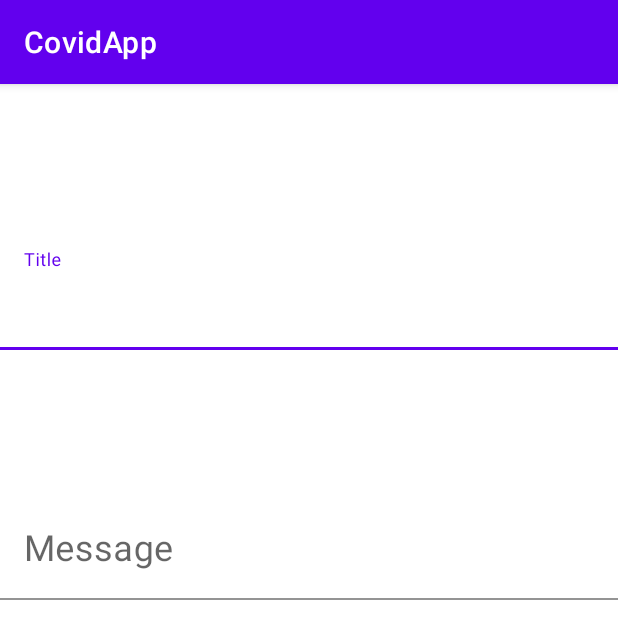
After one commit to head-org/android, an Android app: the layout full_screen_dialog.xml on its own in the app's theme, with its tools: preview values and no code run, on a phone screen of 412 x 824 dp. The commit adds this screen. Shown: the top 639 px of the screen. Run offline under Robolectric (Android 15) with nearby library versions, the phone set to English and light mode, and no system bars.

Commit message:
Create dialog fragment to fill the message form.

```diff
--- a/feature-commons/build.gradle
+++ b/feature-commons/build.gradle
@@ -24,6 +24,7 @@ dependencies {
     // Native libraries
     implementation "org.jetbrains.kotlin:kotlin-stdlib:$kotlinVersion"
     api "com.google.android.material:material:$materialVersion"
+    api "androidx.constraintlayout:constraintlayout:$constraintLayoutVersion"
 
     // Third-part libraries
     api "org.koin:koin-android:$koinVersion"
--- a/feature-commons/src/main/java/com/head/covidapp/extensions/PermissionExtensions.kt
+++ b/feature-commons/src/main/java/com/head/covidapp/feature/commons/extensions/PermissionExtensions.kt
@@ -1,4 +1,4 @@
-package com.head.covidapp.extensions
+package com.head.covidapp.feature.commons.extensions
 
 import android.content.Context
 import android.content.pm.PackageManager
--- /dev/null
+++ b/feature-commons/src/main/res/drawable/ic_close_black_24dp.xml
@@ -0,0 +1,5 @@
+<vector android:height="24dp" android:tint="#FFFFFF"
+    android:viewportHeight="24.0" android:viewportWidth="24.0"
+    android:width="24dp" xmlns:android="http://schemas.android.com/apk/res/android">
+    <path android:fillColor="#FF000000" android:pathData="M19,6.41L17.59,5 12,10.59 6.41,5 5,6.41 10.59,12 5,17.59 6.41,19 12,13.41 17.59,19 19,17.59 13.41,12z"/>
+</vector>
--- /dev/null
+++ b/feature-commons/src/main/res/layout/full_screen_dialog.xml
@@ -0,0 +1,56 @@
+<?xml version="1.0" encoding="utf-8"?>
+<androidx.constraintlayout.widget.ConstraintLayout xmlns:android="http://schemas.android.com/apk/res/android"
+    xmlns:app="http://schemas.android.com/apk/res-auto"
+    android:layout_width="match_parent"
+    android:layout_height="match_parent">
+
+    <include
+        android:id="@+id/toolbarFullScreenDialog"
+        layout="@layout/toolbar_layout" />
+
+    <com.google.android.material.textfield.TextInputLayout
+        android:id="@+id/titleMessage"
+        android:layout_width="match_parent"
+        android:layout_height="wrap_content"
+        android:layout_marginTop="100dp"
+        android:hint="@string/title_hint"
+        app:endIconMode="clear_text"
+        app:layout_constraintEnd_toEndOf="parent"
+        app:layout_constraintStart_toStartOf="parent"
+        app:layout_constraintTop_toBottomOf="@+id/toolbarFullScreenDialog">
+
+        <com.google.android.material.textfield.TextInputEditText
+            android:layout_width="match_parent"
+            android:layout_height="match_parent"
+            android:background="@color/colorOnPrimary"
+            android:maxLines="1"
+            android:textColor="@android:color/black"
+            android:textSize="32sp" />
+
+    </com.google.android.material.textfield.TextInputLayout>
+
+    <com.google.android.material.textfield.TextInputLayout
+        android:id="@+id/contentMessage"
+        android:layout_width="match_parent"
+        android:layout_height="wrap_content"
+        android:layout_marginTop="100dp"
+        android:hint="@string/message_hint"
+        app:endIconMode="clear_text"
+        app:layout_constraintEnd_toEndOf="parent"
+        app:layout_constraintStart_toStartOf="parent"
+        app:layout_constraintTop_toBottomOf="@+id/titleMessage">
+
+        <com.google.android.material.textfield.TextInputEditText
+            android:layout_width="match_parent"
+            android:layout_height="wrap_content"
+            android:layout_gravity="start"
+            android:background="@color/colorOnPrimary"
+            android:inputType="text"
+            android:lines="5"
+            android:maxLines="10"
+            android:textColor="@android:color/black"
+            android:textSize="24sp" />
+
+    </com.google.android.material.textfield.TextInputLayout>
+
+</androidx.constraintlayout.widget.ConstraintLayout>
--- a/feature-commons/src/main/res/values/colors.xml
+++ b/feature-commons/src/main/res/values/colors.xml
@@ -1,7 +1,7 @@
 <?xml version="1.0" encoding="utf-8"?>
 <resources>
-    <color name="purple">#6200EE</color>
-    <color name="white">#FFFFFF</color>
+    <color name="colorPrimary">#6200EE</color>
+    <color name="colorOnPrimary">#FFFFFF</color>
     <color name="colorPrimaryDark">#3700B3</color>
     <color name="colorAccent">#03DAC5</color>
     <color name="colorSecondary">@color/colorPrimaryDark</color>
--- a/feature-commons/src/main/res/values/strings.xml
+++ b/feature-commons/src/main/res/values/strings.xml
@@ -1,6 +1,17 @@
 <resources>
     <string name="app_name">CovidApp</string>
+
+    <!-- Map Fragment -->
     <string name="permissions_error">Please, enable the location permission to enjoy a better app experience.</string>
     <string name="location_gps_error">Please, enable the GPS in your device settings to enjoy a better app experience.</string>
     <string name="location_error">Please, enable the GPS in your device settings to enjoy a better app experience.</string>
+
+    <!-- Full Screen Dialog -->
+    <string name="new_message">New message</string>
+    <string name="title_hint">Title</string>
+    <string name="message_hint">Message</string>
+
+    <!-- Menu -->
+    <string name="save">Save</string>
+
 </resources>
--- a/feature-commons/src/main/res/values/styles.xml
+++ b/feature-commons/src/main/res/values/styles.xml
@@ -1,15 +1,18 @@
 <resources>
 
-    <!-- Base application theme. -->
     <style name="AppTheme" parent="Theme.MaterialComponents.DayNight.NoActionBar">
-        <!-- Customize your theme here. -->
-        <item name="colorPrimary">@color/purple</item>
-        <item name="colorOnPrimary">@color/white</item>
+        <item name="colorPrimary">@color/colorPrimary</item>
+        <item name="colorOnPrimary">@color/colorOnPrimary</item>
         <item name="colorPrimaryDark">@color/colorPrimaryDark</item>
         <item name="colorAccent">@color/colorAccent</item>
         <item name="colorSecondary">@color/colorSecondary</item>
-        <item name="colorOnSecondary">@color/white</item>
+        <item name="colorOnSecondary">@color/colorOnPrimary</item>
         <item name="android:windowDisablePreview">true</item>
+        <item name="android:windowAnimationStyle">@style/fullScreenDialogStyle</item>
+    </style>
+
+    <style name="fullScreenDialogStyle" parent="Theme.MaterialComponents.DayNight.DialogWhenLarge">
+        <item name="android:windowAnimationStyle">@style/Theme.AppCompat.DayNight.Dialog</item>
     </style>
 
 </resources>
--- a/feature-main/src/main/res/layout/splash_fragment.xml
+++ b/feature-main/src/main/res/layout/splash_fragment.xml
@@ -2,7 +2,7 @@
 <LinearLayout xmlns:android="http://schemas.android.com/apk/res/android"
     android:layout_width="match_parent"
     android:layout_height="match_parent"
-    android:background="@color/purple"
+    android:background="@color/colorPrimary"
     android:orientation="vertical">
 
 </LinearLayout>
--- a/gradle/versions.gradle
+++ b/gradle/versions.gradle
@@ -16,6 +16,7 @@ ext {
     navigationVersion = '2.2.1'
     materialVersion = '1.1.0'
     googlePlayServicesVersion = '17.0.0'
+    constraintLayoutVersion = '1.1.3'
 
     // Third-part libraries
     retrofitVersion = '2.8.1'
```
Also changed, not shown: feature-commons/src/main/java/com/head/covidapp/arch/contract/BaseContract.kt (deleted, +0 -19 lines), feature-commons/src/main/java/com/head/covidapp/feature/commons/components/FullScreenDialog.kt (added, +55 -0 lines), feature-commons/src/main/res/layout/toolbar_layout.xml (+4 -11 lines), feature-commons/src/main/res/menu/toolbar_menu.xml (added, +8 -0 lines), feature-main/src/main/java/com/head/covidapp/feature/main/ui/map/MapContract.kt (+7 -1 lines), feature-main/src/main/java/com/head/covidapp/feature/main/ui/map/MapFragment.kt (+11 -3 lines), feature-main/src/main/java/com/head/covidapp/feature/main/ui/map/MapPresenter.kt (+19 -1 lines).
